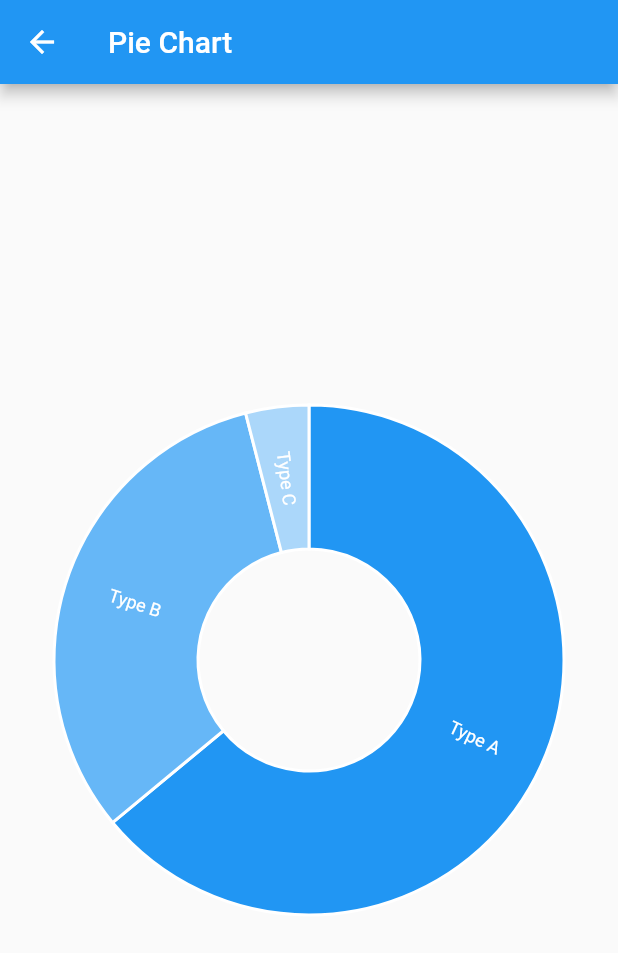
After one commit to HazyFish/visualization-demo-flutter, a Flutter app: the screen it shows after launch, after a tap on "Pie Chart", on a phone screen of 412 x 824 dp. The commit adds this screen. Shown: the top 953 px of the screen. Run offline on Flutter 3.47's test engine with Material 2 defaults, Android fonts, the phone set to English and light mode, and no system bars; our stand-ins replace charts_flutter.

Commit message:
Add pie chart

```diff
--- a/lib/chart_list_page.dart
+++ b/lib/chart_list_page.dart
@@ -1,6 +1,7 @@
 import 'package:flutter/material.dart';
 import 'package:visualization_demo/bar_chart_page.dart';
 import 'package:visualization_demo/line_chart_page.dart';
+import 'package:visualization_demo/pie_chart_page.dart';
 
 class ChartListPage extends StatelessWidget {
   @override
@@ -16,6 +17,11 @@ class ChartListPage extends StatelessWidget {
             title: Text('Line Chart'),
             onTap: () => Navigator.push(
                 context, MaterialPageRoute(builder: (_) => LineChartPage())),
+          ),
+          ListTile(
+            title: Text('Pie Chart'),
+            onTap: () => Navigator.push(
+                context, MaterialPageRoute(builder: (_) => PieChartPage())),
           )
         ]));
   }
--- /dev/null
+++ b/lib/pie_chart_page.dart
@@ -0,0 +1,42 @@
+import 'package:charts_flutter/flutter.dart';
+import 'package:flutter/material.dart';
+
+class Item {
+  final String category;
+  final double value;
+
+  Item(this.category, this.value);
+}
+
+class PieChartPage extends StatelessWidget {
+  final List<Series<Item, String>> seriesList = [
+    Series(
+        id: 'Series 1',
+        data: [
+          Item('Type A', 0.64),
+          Item('Type B', 0.32),
+          Item('Type C', 0.04)
+        ],
+        domainFn: (it, _) => it.category,
+        measureFn: (it, _) => it.value,
+        labelAccessorFn: (it, _) => it.category),
+  ];
+
+  @override
+  Widget build(BuildContext context) {
+    return Scaffold(
+      appBar: AppBar(
+        title: Text('Pie Chart'),
+      ),
+      body: Padding(
+        padding: EdgeInsets.all(16),
+        child: PieChart(
+          seriesList,
+          animate: true,
+          defaultRenderer: ArcRendererConfig(
+              arcWidth: 96, arcRendererDecorators: [ArcLabelDecorator()]),
+        ),
+      ),
+    );
+  }
+}
```
